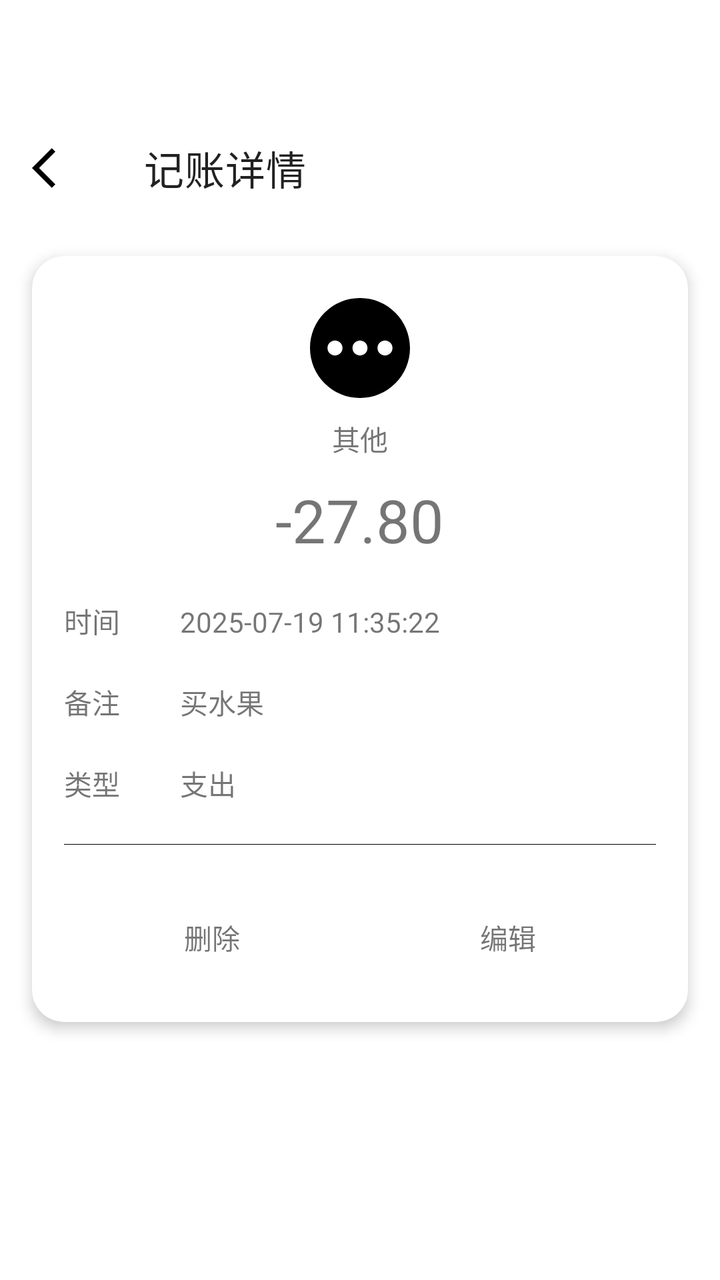
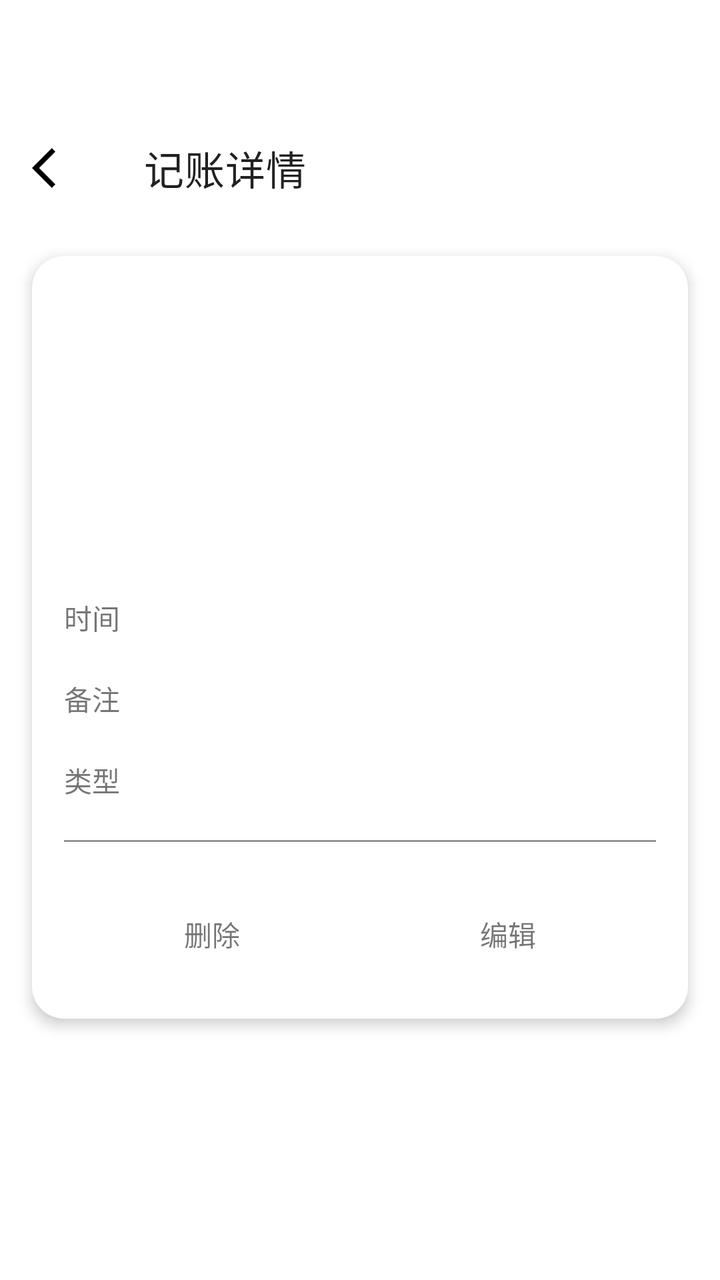

Before-and-after screenshots of an Android layout around one commit, followed by the original layout XML and the change that was made.
<!-- AndroidManifest.xml: application theme Theme.DeepBookkeeping -->
<!-- res/layout/fragment_transaction_detail.xml -->
<?xml version="1.0" encoding="utf-8"?>
<androidx.constraintlayout.widget.ConstraintLayout xmlns:android="http://schemas.android.com/apk/res/android"
    xmlns:app="http://schemas.android.com/apk/res-auto"
    xmlns:tools="http://schemas.android.com/tools"
    android:layout_width="match_parent"
    android:layout_height="match_parent"
    android:background="@color/edit_fragment_background"
    android:clickable="true"
    android:focusable="false"
    tools:context=".ui.transactionDetail.TransactionDetailFragment">

    <com.google.android.material.appbar.MaterialToolbar
        android:id="@+id/editTransactionToolbar"
        android:layout_width="match_parent"
        android:layout_height="wrap_content"
        android:layout_marginTop="?attr/actionBarSize"
        app:layout_constraintEnd_toEndOf="parent"
        app:layout_constraintHorizontal_bias="0.0"
        app:layout_constraintStart_toStartOf="parent"
        app:layout_constraintTop_toTopOf="parent"
        app:navigationIcon="@drawable/arrow_back_ios_24"
        app:title="@string/transaction_detail_title" />

    <com.google.android.material.card.MaterialCardView
        android:layout_width="match_parent"
        android:layout_height="wrap_content"
        android:layout_margin="16dp"
        app:cardCornerRadius="16dp"
        app:cardElevation="4dp"
        app:layout_constraintEnd_toEndOf="parent"
        app:layout_constraintStart_toStartOf="parent"
        app:layout_constraintTop_toBottomOf="@id/editTransactionToolbar">

        <LinearLayout
            android:layout_width="match_parent"
            android:layout_height="wrap_content"
            android:layout_margin="16dp"
            android:orientation="vertical">

            <ImageView
                android:id="@+id/transactionIcon"
                android:layout_width="60dp"
                android:layout_height="60dp"
                android:layout_gravity="center"
                android:src="@drawable/ic_other" />

            <TextView
                android:id="@+id/category_text"
                android:layout_width="wrap_content"
                android:layout_height="wrap_content"
                android:layout_gravity="center"
                android:layout_marginTop="5dp"
                android:text="其他" />

            <TextView
                android:id="@+id/transactionAmount"
                android:layout_width="wrap_content"
                android:layout_height="wrap_content"
                android:layout_gravity="center"
                android:layout_marginTop="10dp"
                android:text="-27.80"
                android:textSize="30sp" />

            <LinearLayout
                android:layout_width="match_parent"
                android:layout_height="wrap_content"
                android:layout_marginTop="20dp">

                <TextView
                    android:layout_width="wrap_content"
                    android:layout_height="wrap_content"
                    android:text="时间" />

                <TextView
                    android:id="@+id/transactionTime"
                    android:layout_width="wrap_content"
                    android:layout_height="wrap_content"
                    android:layout_marginStart="30dp"
                    android:text="2025-07-19 11:35:22" />
            </LinearLayout>

            <LinearLayout
                android:layout_width="match_parent"
                android:layout_height="wrap_content"
                android:layout_marginTop="20dp">

                <TextView
                    android:layout_width="wrap_content"
                    android:layout_height="wrap_content"
                    android:text="备注" />

                <TextView
                    android:id="@+id/transactionRemark"
                    android:layout_width="wrap_content"
                    android:layout_height="wrap_content"
                    android:layout_marginStart="30dp"
                    android:text="买水果" />
            </LinearLayout>

            <LinearLayout
                android:layout_width="match_parent"
                android:layout_height="wrap_content"
                android:layout_marginTop="20dp">

                <TextView
                    android:layout_width="wrap_content"
                    android:layout_height="wrap_content"
                    android:text="类型" />

                <TextView
                    android:id="@+id/transactionType"
                    android:layout_width="wrap_content"
                    android:layout_height="wrap_content"
                    android:layout_marginStart="30dp"
                    android:text="支出" />
            </LinearLayout>

            <View
                android:layout_width="match_parent"
                android:layout_height="0.1dp"
                android:layout_marginTop="20dp"
                android:background="@color/dividing_line_horizontal" />

            <androidx.constraintlayout.widget.ConstraintLayout
                android:layout_width="match_parent"
                android:layout_height="wrap_content"
                android:layout_marginTop="20dp"
                android:orientation="horizontal">

                <TextView
                    android:id="@+id/deleteTransactionButton"
                    android:layout_width="wrap_content"
                    android:layout_height="wrap_content"
                    android:layout_gravity="center"
                    android:layout_toStartOf="@+id/editTransactionButton"
                    android:background="?attr/selectableItemBackgroundBorderless"
                    android:clickable="true"
                    android:gravity="center"
                    android:padding="16dp"
                    android:text="删除"
                    app:layout_constraintBottom_toBottomOf="parent"
                    app:layout_constraintEnd_toStartOf="@id/guideline"
                    app:layout_constraintStart_toStartOf="parent"
                    app:layout_constraintTop_toTopOf="parent"
                    app:layout_constraintWidth_percent="0.5" />

                <androidx.constraintlayout.widget.Guideline
                    android:id="@+id/guideline"
                    android:layout_width="1dp"
                    android:layout_height="match_parent"
                    android:background="#B3E5FC"
                    android:orientation="vertical"
                    app:layout_constraintGuide_percent="0.5" /> 

                <TextView
                    android:id="@+id/editTransactionButton"
                    android:layout_width="wrap_content"
                    android:layout_height="wrap_content"
                    android:layout_gravity="center"
                    android:background="?attr/selectableItemBackgroundBorderless"
                    android:clickable="true"
                    android:gravity="center"
                    android:padding="16dp"
                    android:text="编辑"
                    app:layout_constraintBottom_toBottomOf="parent"
                    app:layout_constraintEnd_toEndOf="parent"
                    app:layout_constraintStart_toEndOf="@id/guideline"
                    app:layout_constraintTop_toTopOf="parent"
                    app:layout_constraintWidth_percent="0.5" />
            </androidx.constraintlayout.widget.ConstraintLayout>
        </LinearLayout>
    </com.google.android.material.card.MaterialCardView>

</androidx.constraintlayout.widget.ConstraintLayout>
<!-- resources referenced by this layout -->
<resources>
  <color name="dividing_line_horizontal">#000000</color>
  <color name="edit_fragment_background">#ffffff</color>
  <!-- drawable arrow_back_ios_24 (drawable) -->
  <vector xmlns:android="http://schemas.android.com/apk/res/android" android:autoMirrored="true" android:height="24dp" android:tint="#000000" android:viewportHeight="24" android:viewportWidth="24" android:width="24dp">
        
      <path android:fillColor="@android:color/white" android:pathData="M11.67,3.87L9.9,2.1 0,12l9.9,9.9 1.77,-1.77L3.54,12z"/>
      
  </vector>
  <!-- drawable ic_other (drawable) -->
  <vector xmlns:android="http://schemas.android.com/apk/res/android" android:height="24dp" android:tint="#000000" android:viewportHeight="24" android:viewportWidth="24" android:width="24dp">
        
      <path android:fillColor="@android:color/white" android:pathData="M12,2C6.48,2 2,6.48 2,12c0,5.52 4.48,10 10,10s10,-4.48 10,-10C22,6.48 17.52,2 12,2zM7,13.5c-0.83,0 -1.5,-0.67 -1.5,-1.5c0,-0.83 0.67,-1.5 1.5,-1.5s1.5,0.67 1.5,1.5C8.5,12.83 7.83,13.5 7,13.5zM12,13.5c-0.83,0 -1.5,-0.67 -1.5,-1.5c0,-0.83 0.67,-1.5 1.5,-1.5s1.5,0.67 1.5,1.5C13.5,12.83 12.83,13.5 12,13.5zM17,13.5c-0.83,0 -1.5,-0.67 -1.5,-1.5c0,-0.83 0.67,-1.5 1.5,-1.5s1.5,0.67 1.5,1.5C18.5,12.83 17.83,13.5 17,13.5z"/>
      
  </vector>
  <string name="transaction_detail_title">记账详情</string>
  <style name="Theme.DeepBookkeeping" parent="Base.Theme.DeepBookkeeping" />
  <style name="Base.Theme.DeepBookkeeping" parent="Theme.MaterialComponents.DayNight.NoActionBar">
          
           <item name="colorPrimary">@color/my_primary</item>
      </style>
  <color name="my_primary">#465C91</color>
</resources>

<!-- the commit's change to res/layout/fragment_transaction_detail.xml (unified diff, before → after) -->
@@ -41,16 +41,14 @@
                 android:id="@+id/transactionIcon"
                 android:layout_width="60dp"
                 android:layout_height="60dp"
-                android:layout_gravity="center"
-                android:src="@drawable/ic_other" />
+                android:layout_gravity="center" />
 
             <TextView
                 android:id="@+id/category_text"
                 android:layout_width="wrap_content"
                 android:layout_height="wrap_content"
                 android:layout_gravity="center"
-                android:layout_marginTop="5dp"
-                android:text="其他" />
+                android:layout_marginTop="5dp" />
 
             <TextView
                 android:id="@+id/transactionAmount"
@@ -58,7 +56,6 @@
                 android:layout_height="wrap_content"
                 android:layout_gravity="center"
                 android:layout_marginTop="10dp"
-                android:text="-27.80"
                 android:textSize="30sp" />
 
             <LinearLayout
@@ -69,14 +66,13 @@
                 <TextView
                     android:layout_width="wrap_content"
                     android:layout_height="wrap_content"
-                    android:text="时间" />
+                    android:text="@string/time" />
 
                 <TextView
                     android:id="@+id/transactionTime"
                     android:layout_width="wrap_content"
                     android:layout_height="wrap_content"
-                    android:layout_marginStart="30dp"
-                    android:text="2025-07-19 11:35:22" />
+                    android:layout_marginStart="30dp" />
             </LinearLayout>
 
             <LinearLayout
@@ -87,14 +83,13 @@
                 <TextView
                     android:layout_width="wrap_content"
                     android:layout_height="wrap_content"
-                    android:text="备注" />
+                    android:text="@string/remark" />
 
                 <TextView
                     android:id="@+id/transactionRemark"
                     android:layout_width="wrap_content"
                     android:layout_height="wrap_content"
-                    android:layout_marginStart="30dp"
-                    android:text="买水果" />
+                    android:layout_marginStart="30dp" />
             </LinearLayout>
 
             <LinearLayout
@@ -105,14 +100,13 @@
                 <TextView
                     android:layout_width="wrap_content"
                     android:layout_height="wrap_content"
-                    android:text="类型" />
+                    android:text="@string/type" />
 
                 <TextView
                     android:id="@+id/transactionType"
                     android:layout_width="wrap_content"
                     android:layout_height="wrap_content"
-                    android:layout_marginStart="30dp"
-                    android:text="支出" />
+                    android:layout_marginStart="30dp" />
             </LinearLayout>
 
             <View
@@ -137,7 +131,7 @@
                     android:clickable="true"
                     android:gravity="center"
                     android:padding="16dp"
-                    android:text="删除"
+                    android:text="@string/delete"
                     app:layout_constraintBottom_toBottomOf="parent"
                     app:layout_constraintEnd_toStartOf="@id/guideline"
                     app:layout_constraintStart_toStartOf="parent"
@@ -161,7 +155,7 @@
                     android:clickable="true"
                     android:gravity="center"
                     android:padding="16dp"
-                    android:text="编辑"
+                    android:text="@string/edit"
                     app:layout_constraintBottom_toBottomOf="parent"
                     app:layout_constraintEnd_toEndOf="parent"
                     app:layout_constraintStart_toEndOf="@id/guideline"
<!-- resource entries referenced after the edit -->
@@ -8,13 +8,12 @@
       <path android:fillColor="@android:color/white" android:pathData="M11.67,3.87L9.9,2.1 0,12l9.9,9.9 1.77,-1.77L3.54,12z"/>
       
   </vector>
-  <!-- drawable ic_other (drawable) -->
-  <vector xmlns:android="http://schemas.android.com/apk/res/android" android:height="24dp" android:tint="#000000" android:viewportHeight="24" android:viewportWidth="24" android:width="24dp">
-        
-      <path android:fillColor="@android:color/white" android:pathData="M12,2C6.48,2 2,6.48 2,12c0,5.52 4.48,10 10,10s10,-4.48 10,-10C22,6.48 17.52,2 12,2zM7,13.5c-0.83,0 -1.5,-0.67 -1.5,-1.5c0,-0.83 0.67,-1.5 1.5,-1.5s1.5,0.67 1.5,1.5C8.5,12.83 7.83,13.5 7,13.5zM12,13.5c-0.83,0 -1.5,-0.67 -1.5,-1.5c0,-0.83 0.67,-1.5 1.5,-1.5s1.5,0.67 1.5,1.5C13.5,12.83 12.83,13.5 12,13.5zM17,13.5c-0.83,0 -1.5,-0.67 -1.5,-1.5c0,-0.83 0.67,-1.5 1.5,-1.5s1.5,0.67 1.5,1.5C18.5,12.83 17.83,13.5 17,13.5z"/>
-      
-  </vector>
+  <string name="delete">删除</string>
+  <string name="edit">编辑</string>
+  <string name="remark">备注</string>
+  <string name="time">时间</string>
   <string name="transaction_detail_title">记账详情</string>
+  <string name="type">类型</string>
   <style name="Theme.DeepBookkeeping" parent="Base.Theme.DeepBookkeeping" />
   <style name="Base.Theme.DeepBookkeeping" parent="Theme.MaterialComponents.DayNight.NoActionBar">
           
